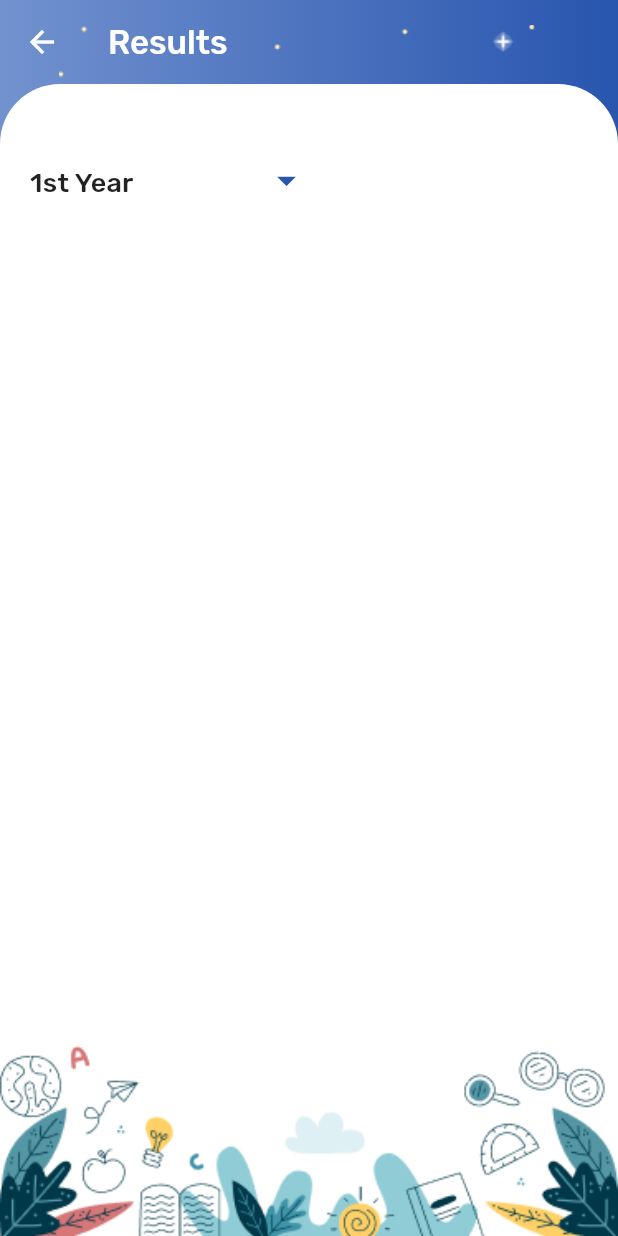
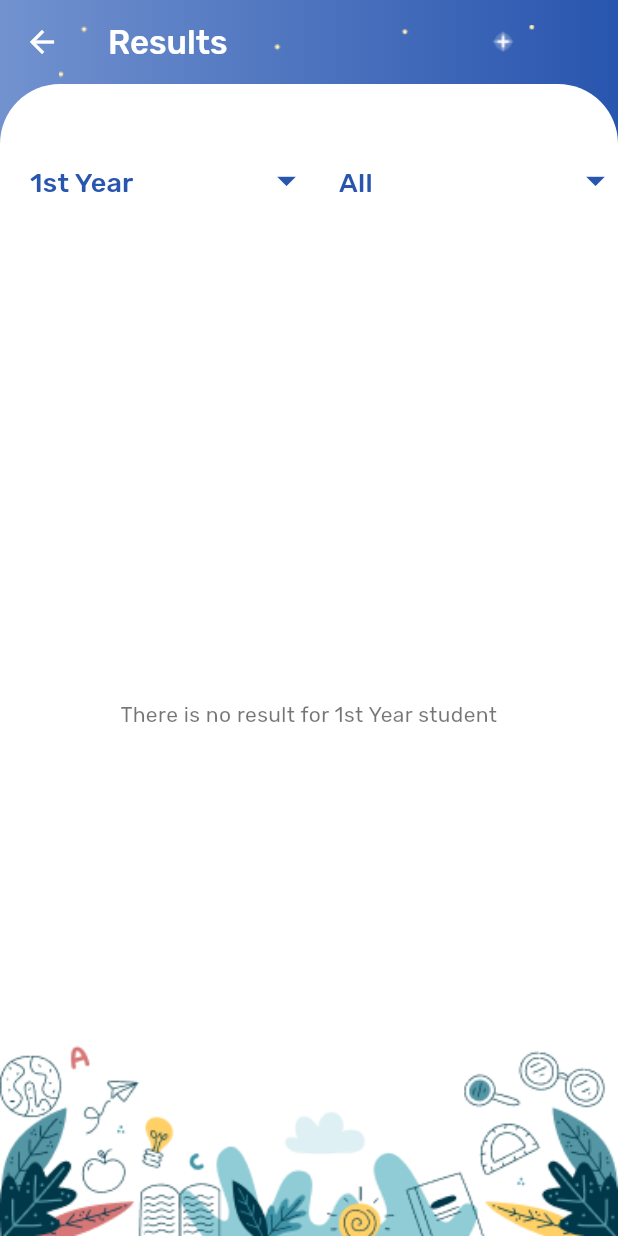
Before and after one commit to Arpan733/online-college, a Flutter app: the ResultScreenForTeacher screen opened by its route, on a phone screen of 412 x 824 dp. Run offline on Flutter 3.47's test engine with Material 3 defaults, Android fonts, the light colour scheme and no system bars; our stand-ins replace cloud_firestore, file_picker, firebase_auth, firebase_core, firebase_messaging, firebase_storage and 12 more; missing offline and left inert: agora_rtc_engine, agora_uikit, dismissible_carousel_viewpager, flutter_file_downloader, gsheets, pie_menu and 1 more; accounts and stored records are empty; key blocks and very long unbroken strings in the code were emptied for the run.

Commit message:
Sorting and filtering added in the result screen for the teacher

```diff
--- a/lib/screens/results/result_screen_for_teacher.dart
+++ b/lib/screens/results/result_screen_for_teacher.dart
@@ -20,18 +20,44 @@ class _ResultScreenForTeacherState extends State<ResultScreenForTeacher> {
   String sort = 'All';
   String currentYear = '1st Year';
 
+  List<String> yearDropDownList = [
+    "1st Year",
+    "2nd Year",
+    "3rd Year",
+    "4th Year",
+  ];
+
   List<String> dropDownList = [
     "All",
     "Fail",
     "Pass",
+    "By Number",
+    "By CPI",
   ];
 
   List<DropdownMenuItem<String>> dropDowns = [];
+  List<DropdownMenuItem<String>> yearDropDowns = [];
 
   List<ResultModel> showResultList = [];
 
   @override
   void initState() {
+    for (var element in yearDropDownList) {
+      yearDropDowns.add(
+        DropdownMenuItem(
+          value: element,
+          child: Text(
+            element,
+            style: GoogleFonts.rubik(
+              color: const Color(0xFF2855AE),
+              fontSize: 18,
+              fontWeight: FontWeight.w500,
+            ),
+          ),
+        ),
+      );
+    }
+
     for (var element in dropDownList) {
       dropDowns.add(
         DropdownMenuItem(
@@ -70,14 +96,95 @@ class _ResultScreenForTeacherState extends State<ResultScreenForTeacher> {
           builder: (context, result, child) {
             showResultList = [];
             List<StudentUserModel> studentsList = [];
+            List<ResultModel> results = [];
 
             for (var element in result.results) {
               Provider.of<AllUserProvider>(context, listen: false).studentsList.forEach((stu) {
                 if (element.sid == stu.id && stu.year == currentYear) {
-                  showResultList.add(element);
-                  studentsList.add(stu);
+                  results.add(element);
                 }
               });
+            }
+
+            if (sort == 'All') {
+              showResultList = results.map((e) => e).toList();
+
+              for (var element in showResultList) {
+                Provider.of<AllUserProvider>(context, listen: false).studentsList.forEach((stu) {
+                  if (element.sid == stu.id) {
+                    studentsList.add(stu);
+                  }
+                });
+              }
+            } else if (sort == 'Fail') {
+              for (var element in results) {
+                if (double.parse(element.cpi!) < 0.33) {
+                  showResultList.add(element);
+                }
+              }
+
+              for (var element in showResultList) {
+                Provider.of<AllUserProvider>(context, listen: false).studentsList.forEach((stu) {
+                  if (element.sid == stu.id) {
+                    studentsList.add(stu);
+                  }
+                });
+              }
+            } else if (sort == 'Pass') {
+              for (var element in results) {
+                if (double.parse(element.cpi!) > 0.33) {
+                  showResultList.add(element);
+                }
+              }
+
+              for (var element in showResultList) {
+                Provider.of<AllUserProvider>(context, listen: false).studentsList.forEach((stu) {
+                  if (element.sid == stu.id) {
+                    studentsList.add(stu);
+                  }
+                });
+              }
+            } else if (sort == 'By Number') {
+              for (var element in results) {
+                Provider.of<AllUserProvider>(context, listen: false).studentsList.forEach((stu) {
+                  if (element.sid == stu.id) {
+                    studentsList.add(stu);
+                  }
+                });
+              }
+
+              studentsList.sort(
+                (a, b) {
+                  int aNumber = int.parse(a.rollNo);
+                  int bNumber = int.parse(b.rollNo);
+                  return aNumber.compareTo(bNumber);
+                },
+              );
+
+              for (var element in studentsList) {
+                for (var e in results) {
+                  if (e.sid == element.id) {
+                    showResultList.add(e);
+                  }
+                }
+              }
+            } else if (sort == 'By CPI') {
+              showResultList = results.map((e) => e).toList();
+              showResultList.sort(
+                (a, b) {
+                  double aCPI = double.parse(a.cpi!);
+                  double bCPI = double.parse(b.cpi!);
+                  return bCPI.compareTo(aCPI);
+                },
+              );
+
+              for (var element in showResultList) {
+                Provider.of<AllUserProvider>(context, listen: false).studentsList.forEach((stu) {
+                  if (element.sid == stu.id) {
+                    studentsList.add(stu);
+                  }
+                });
+              }
             }
 
             return Stack(
@@ -136,52 +243,7 @@ class _ResultScreenForTeacherState extends State<ResultScreenForTeacher> {
                                 child: DropdownButtonFormField<String>(
                                   padding: const EdgeInsets.symmetric(horizontal: 20),
                                   value: currentYear,
-                                  items: [
-                                    DropdownMenuItem(
-                                      value: '1st Year',
-                                      child: Text(
-                                        '1st Year',
-                                        style: GoogleFonts.rubik(
-                                          color: Colors.black87,
-                                          fontSize: 18,
-                                          fontWeight: FontWeight.w500,
-                                        ),
-                                      ),
-                                    ),
-                                    DropdownMenuItem(
-                                      value: '2nd Year',
-                                      child: Text(
-                                        '2nd Year',
-                                        style: GoogleFonts.rubik(
-                                          color: Colors.black87,
-                                          fontSize: 18,
-                                          fontWeight: FontWeight.w500,
-                                        ),
-                                      ),
-                                    ),
-                                    DropdownMenuItem(
-                                      value: '3rd Year',
-                                      child: Text(
-                                        '3rd Year',
-                                        style: GoogleFonts.rubik(
-                                          color: Colors.black87,
-                                          fontSize: 18,
-                                          fontWeight: FontWeight.w500,
-                                        ),
-                                      ),
-                                    ),
-                                    DropdownMenuItem(
-                                      value: '4th Year',
-                                      child: Text(
-                                        '4th Year',
-                                        style: GoogleFonts.rubik(
-                                          color: Colors.black87,
-                                          fontSize: 18,
-                                          fontWeight: FontWeight.w500,
-                                        ),
-                                      ),
-                                    ),
-                                  ],
+                                  items: yearDropDowns,
                                   onChanged: (value) {
                                     if (value != null) {
                                       currentYear = value;
@@ -200,7 +262,29 @@ class _ResultScreenForTeacherState extends State<ResultScreenForTeacher> {
                                   ),
                                 ),
                               ),
-                              Expanded(child: Container()),
+                              Flexible(
+                                child: DropdownButtonFormField<String>(
+                                  padding: const EdgeInsets.symmetric(horizontal: 20),
+                                  value: sort,
+                                  items: dropDowns,
+                                  onChanged: (value) {
+                                    if (value != null) {
+                                      sort = value;
+                                      setState(() {});
+                                    }
+                                  },
+                                  dropdownColor: Colors.white,
+                                  iconEnabledColor: Colors.white,
+                                  decoration: const InputDecoration(
+                                    suffixIcon: Icon(
+                                      Icons.arrow_drop_down,
+                                      color: Color(0xFF2855AE),
+                                      size: 30,
+                                    ),
+                                    border: InputBorder.none,
+                                  ),
+                                ),
+                              ),
                             ],
                           ),
                           const SizedBox(
@@ -212,7 +296,7 @@ class _ResultScreenForTeacherState extends State<ResultScreenForTeacher> {
                     SliverPadding(
                       padding: const EdgeInsets.symmetric(horizontal: 20),
                       sliver: SliverList.builder(
-                        itemCount: showResultList.length,
+                        itemCount: showResultList.isEmpty ? 1 : showResultList.length,
                         itemBuilder: (context, index) {
                           if (result.isLoading) {
                             return SizedBox(
@@ -230,7 +314,11 @@ class _ResultScreenForTeacherState extends State<ResultScreenForTeacher> {
                               height: MediaQuery.of(context).size.height - 200,
                               child: Center(
                                 child: Text(
-                                  'There is no result for $currentYear student',
+                                  sort == 'Fail'
+                                      ? 'There is all pass in $currentYear student'
+                                      : sort == 'Pass'
+                                          ? 'There is no pass in $currentYear student'
+                                          : 'There is no result for $currentYear student',
                                   textAlign: TextAlign.center,
                                   style: GoogleFonts.rubik(
                                     color: Colors.black54,
@@ -241,6 +329,9 @@ class _ResultScreenForTeacherState extends State<ResultScreenForTeacher> {
                               ),
                             );
                           }
+
+                          print(studentsList);
+                          print(showResultList);
 
                           StudentUserModel sum = studentsList[index];
                           ResultModel resultModel = showResultList[index];
```
